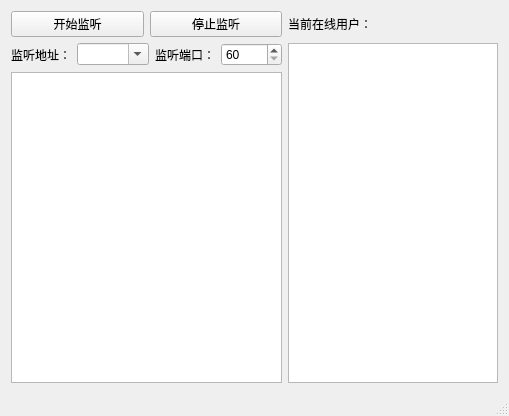
Before: the Qt Designer form Fdogser/mainwindow.ui in HuaGouFdog/FdogInstantMessaging, drawn with Qt 5.
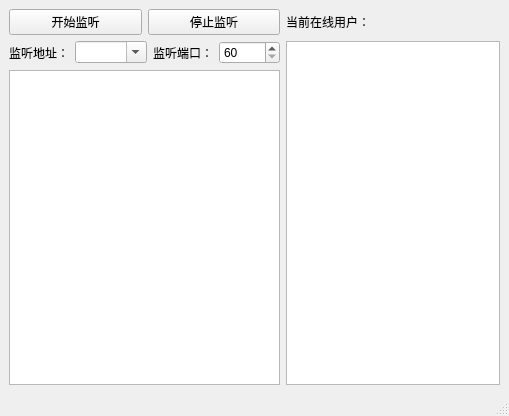
After: the same form once the commit is applied. Icons and pictures are not drawn.

What changed in the file:
```diff
--- a/Fdogser/mainwindow.ui
+++ b/Fdogser/mainwindow.ui
@@ -13,8 +13,28 @@
   <property name="windowTitle">
    <string>服务端</string>
   </property>
+  <property name="styleSheet">
+   <string notr="true"/>
+  </property>
   <widget class="QWidget" name="centralWidget">
+   <property name="styleSheet">
+    <string notr="true">#MainWindow{
+border-image: url(:/FdogInstantMessaging/Fdogpc/lib/10001.jpg);
+}</string>
+   </property>
    <layout class="QGridLayout" name="gridLayout_2">
+    <property name="leftMargin">
+     <number>9</number>
+    </property>
+    <property name="topMargin">
+     <number>9</number>
+    </property>
+    <property name="rightMargin">
+     <number>9</number>
+    </property>
+    <property name="bottomMargin">
+     <number>9</number>
+    </property>
     <item row="0" column="0">
      <layout class="QHBoxLayout" name="horizontalLayout_4">
       <item>
```
